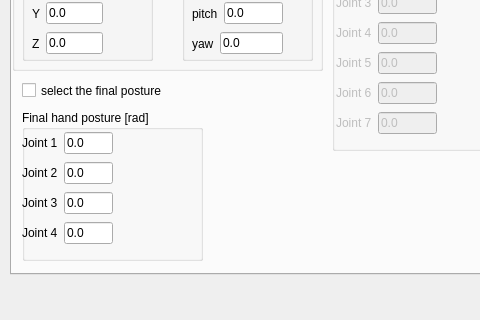
Qt form ui/prmstardialog.ui (zohannn/motion_manager) before a commit; both pictures show x 0 to 480 and y 126 to 446 of the 860 by 446 pixel window.
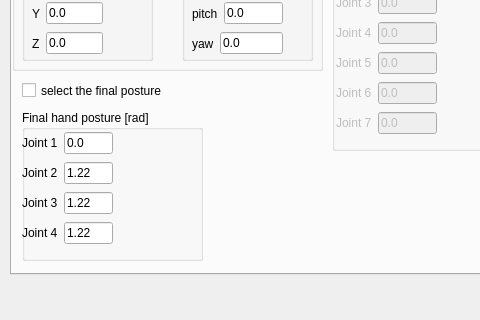
The same form after that commit. The open tabs and pages were chosen to show the change.

What changed in the file:
```diff
--- a/ui/prmstardialog.ui
+++ b/ui/prmstardialog.ui
@@ -1371,7 +1371,7 @@
          <item>
           <widget class="QLineEdit" name="lineEdit_final_hand_2">
            <property name="text">
-            <string>0.0</string>
+            <string>1.22</string>
            </property>
           </widget>
          </item>
@@ -1389,7 +1389,7 @@
          <item>
           <widget class="QLineEdit" name="lineEdit_final_hand_3">
            <property name="text">
-            <string>0.0</string>
+            <string>1.22</string>
            </property>
           </widget>
          </item>
@@ -1407,7 +1407,7 @@
          <item>
           <widget class="QLineEdit" name="lineEdit_final_hand_4">
            <property name="text">
-            <string>0.0</string>
+            <string>1.22</string>
            </property>
           </widget>
          </item>
```
